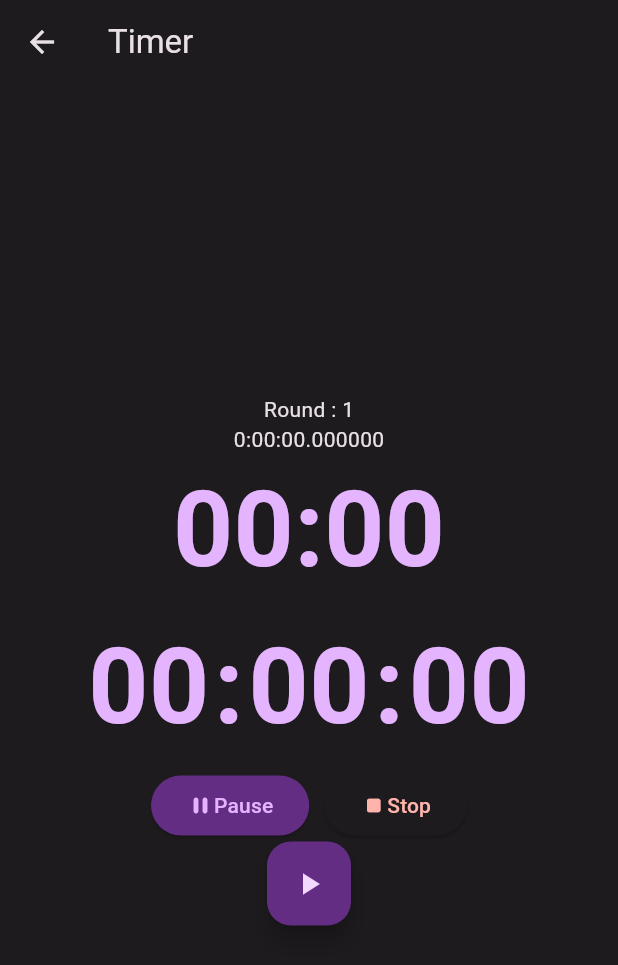
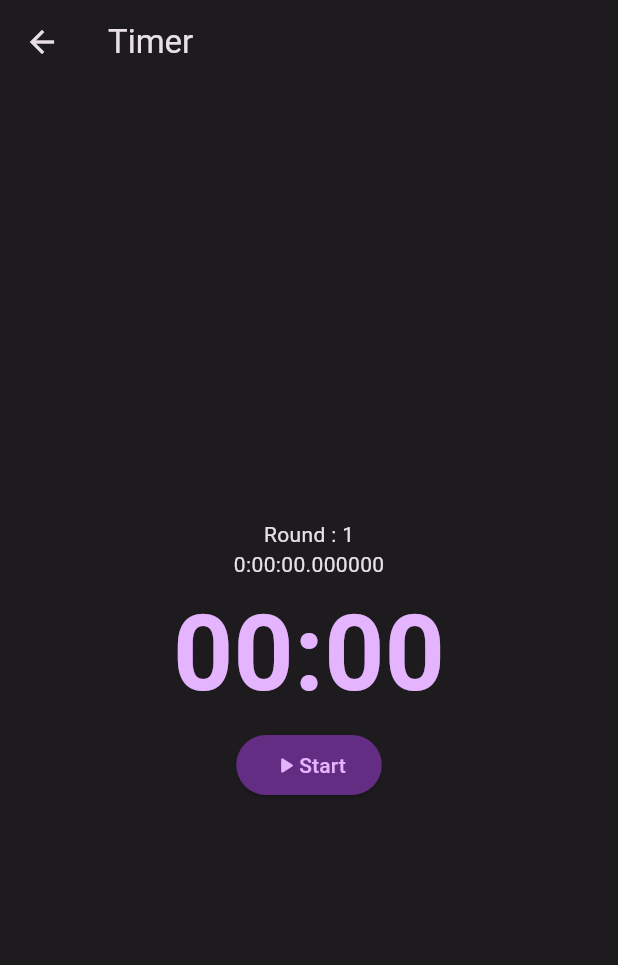
Before and after one commit to syafiqadibafham/interval_timer, a Flutter app: the screen it shows after launch, after a tap on "Start Training", on a phone screen of 412 x 824 dp. Shown: the top 965 px of the screen. Run offline on Flutter 3.47's test engine with Material 2 defaults, Android fonts, the phone set to English and light mode, and no system bars; drawn by our look-alikes of slide_countdown; our stand-ins replace bloc, equatable, flutter_bloc, numberpicker; missing offline and left inert: flutter_touch_spin.

```diff
--- a/lib/bloc/timer_bloc.dart
+++ b/lib/bloc/timer_bloc.dart
@@ -11,18 +11,27 @@ part 'timer_state.dart';
 
 class TimerBloc extends Bloc<TimerEvent, TimerState> {
   final Ticker _ticker;
-  final int _duration;
+  final int _trainingDuration;
+  final int _breakDuration;
+  final int _interval;
 
   StreamSubscription<int>? _tickerSubscription;
 
-  TimerBloc({required Ticker ticker, required int duration})
+  TimerBloc(
+      {required Ticker ticker,
+      required int interval,
+      required int trainingDuration,
+      required int breakDuration})
       : _ticker = ticker,
-        _duration = duration,
-        super(TimerInitial(duration)) {
+        _interval = interval,
+        _trainingDuration = trainingDuration,
+        _breakDuration = breakDuration,
+        super(TimerInitial(trainingDuration)) {
     on<TimerStarted>(_onStarted);
     on<TimerTicked>(_onTicked);
     on<TimerPaused>(_onPaused);
     on<TimerResumed>(_onResumed);
+    on<TimerBreak>(_onBreak);
     on<TimerReset>(_onReset);
   }
   @override
@@ -40,29 +49,43 @@ class TimerBloc extends Bloc<TimerEvent, TimerState> {
   }
 
   void _onTicked(TimerTicked event, Emitter<TimerState> emit) {
-    emit(
-      event.duration > 0
-          ? TimerRunInProgress(event.duration)
-          : const TimerRunComplete(),
-    );
+    _interval > 0
+        ? emit(
+            event.duration > 0
+                ? TimerRunInProgress(event.duration)
+                : TimerRest(state.trainingDuration),
+          )
+        : emit(
+            event.duration > 0
+                ? TimerRunInProgress(event.duration)
+                : const TimerRunComplete(),
+          );
   }
 
   void _onPaused(TimerPaused event, Emitter<TimerState> emit) {
     if (state is TimerRunInProgress) {
       _tickerSubscription?.pause();
-      emit(TimerRunPause(state.duration));
+      emit(TimerRunPause(state.trainingDuration));
     }
   }
 
   void _onResumed(TimerResumed resume, Emitter<TimerState> emit) {
     if (state is TimerRunPause) {
       _tickerSubscription?.resume();
-      emit(TimerRunInProgress(state.duration));
+      emit(TimerRunInProgress(state.trainingDuration));
     }
+  }
+
+  void _onBreak(TimerBreak event, Emitter<TimerState> emit) {
+    emit(TimerRunInProgress(event.duration));
+    //_tickerSubscription?.cancel();
+    _tickerSubscription = _ticker
+        .tick(ticks: _breakDuration)
+        .listen((duration) => add(TimerTicked(duration: _breakDuration)));
   }
 
   void _onReset(TimerReset event, Emitter<TimerState> emit) {
     _tickerSubscription?.cancel();
-    emit(TimerInitial(_duration));
+    emit(TimerInitial(_trainingDuration));
   }
 }
--- a/lib/bloc/timer_event.dart
+++ b/lib/bloc/timer_event.dart
@@ -20,6 +20,11 @@ class TimerResumed extends TimerEvent {
   const TimerResumed();
 }
 
+class TimerBreak extends TimerEvent {
+  const TimerBreak({required this.duration});
+  final int duration;
+}
+
 class TimerReset extends TimerEvent {
   const TimerReset();
 }
--- a/lib/bloc/timer_state.dart
+++ b/lib/bloc/timer_state.dart
@@ -1,33 +1,40 @@
 part of 'timer_bloc.dart';
 
 abstract class TimerState extends Equatable {
-  final int duration;
+  final int trainingDuration;
 
-  const TimerState(this.duration);
+  const TimerState(this.trainingDuration);
 
   @override
-  List<Object> get props => [duration];
+  List<Object> get props => [trainingDuration];
 }
 
 class TimerInitial extends TimerState {
   const TimerInitial(int duration) : super(duration);
 
   @override
-  String toString() => 'TimerInitial { duration: $duration }';
+  String toString() => 'TimerInitial { duration: $trainingDuration }';
 }
 
 class TimerRunPause extends TimerState {
   const TimerRunPause(int duration) : super(duration);
 
   @override
-  String toString() => 'TimerRunPause { duration: $duration }';
+  String toString() => 'TimerRunPause { duration: $trainingDuration }';
 }
 
 class TimerRunInProgress extends TimerState {
   const TimerRunInProgress(int duration) : super(duration);
 
   @override
-  String toString() => 'TimerRunInProgress { duration: $duration }';
+  String toString() => 'TimerRunInProgress { duration: $trainingDuration }';
+}
+
+class TimerRest extends TimerState {
+  const TimerRest(int duration) : super(duration);
+
+  @override
+  String toString() => 'TimerBreak { duration: $trainingDuration }';
 }
 
 class TimerRunComplete extends TimerState {
--- a/lib/main.dart
+++ b/lib/main.dart
@@ -154,11 +154,17 @@ class _MyHomePageState extends State<MyHomePage> {
                                 Navigator.push(
                                   context,
                                   MaterialPageRoute(
-                                    builder: (context) => BlocProvider(
-                                      create: (context) => TimerBloc(
-                                          ticker: Ticker(),
-                                          duration: training
-                                              .trainingDuration.inSeconds),
+                                    builder: (context) =>
+                                        BlocProvider<TimerBloc>(
+                                      create: (context) {
+                                        return TimerBloc(
+                                            ticker: Ticker(),
+                                            trainingDuration: training
+                                                .trainingDuration.inSeconds,
+                                            breakDuration: training
+                                                .breakDuration.inSeconds,
+                                            interval: training.interval);
+                                      },
                                       child: timerPage(
                                         training: training,
                                       ),
--- a/lib/timer_page.dart
+++ b/lib/timer_page.dart
@@ -3,6 +3,7 @@ import 'dart:async';
 import 'package:flutter/material.dart';
 import 'package:flutter_bloc/flutter_bloc.dart';
 import 'package:interval_timer/bloc/timer_bloc.dart';
+import 'package:interval_timer/model/ticker.dart';
 import 'package:slide_countdown/slide_countdown.dart';
 
 import 'model/training_model.dart';
@@ -17,33 +18,15 @@ class timerPage extends StatefulWidget {
 }
 
 class _timerPageState extends State<timerPage> {
-  Timer? timer;
-
-  int seconds = 60;
-
   @override
   void setState(VoidCallback fn) {
     // TODO: implement setState
     super.setState(fn);
     final training = widget.training;
-    //seconds = training.trainingDuration.inSeconds;
-    startTimer();
   }
 
   void startTimer() {
-    timer = Timer.periodic(Duration(seconds: 1), (_) {
-      if (seconds > 0) {
-        setState(() {
-          seconds--;
-        });
-      } else {
-        stopTimer();
-      }
-    });
-  }
-
-  void stopTimer() {
-    timer?.cancel();
+    setState(() {});
   }
 
   @override
@@ -69,92 +52,10 @@ class _timerPageState extends State<timerPage> {
             Text(
               'Round : $interval',
             ),
-
             Text(
               training.breakDuration.toString(),
             ),
-            // Text(
-            //   " h : m : $seconds s",
-            //   style: TextStyle(
-            //       fontSize: 70,
-            //       fontWeight: FontWeight.bold,
-            //       color: Theme.of(context).colorScheme.primary),
-            // ),
             TimerText(),
-            SlideCountdown(
-              duration: training.trainingDuration,
-              showZeroValue: true,
-              withDays: false,
-              textStyle: TextStyle(
-                  fontSize: 70,
-                  fontWeight: FontWeight.bold,
-                  color: Theme.of(context).colorScheme.primary),
-              decoration: BoxDecoration(
-                borderRadius: BorderRadius.all(Radius.circular(20)),
-                color: Colors.transparent,
-              ),
-              onChanged: (tick) {
-                currentTimer = tick;
-              },
-              onDone: () {
-                interval = interval - 1;
-                new SlideCountdown(duration: training.breakDuration);
-              },
-            ),
-            Center(
-              child: Row(
-                mainAxisAlignment: MainAxisAlignment.center,
-                children: [
-                  ElevatedButton(
-                      style: ElevatedButton.styleFrom(
-                          primary:
-                              Theme.of(context).colorScheme.primaryContainer),
-                      onPressed: () {
-                        print(currentTimer.toString());
-                      },
-                      child: Row(
-                        children: [
-                          Icon(
-                            Icons.pause_rounded,
-                            color: Theme.of(context).colorScheme.primary,
-                          ),
-                          Text(
-                            "Pause",
-                            style: TextStyle(
-                                color: Theme.of(context).colorScheme.primary),
-                          ),
-                        ],
-                      )),
-                  SizedBox(
-                    width: 10,
-                  ),
-                  ElevatedButton(
-                      onPressed: () {
-                        Navigator.push(
-                          context,
-                          MaterialPageRoute(
-                            builder: (context) => timerPage(
-                              training: training,
-                            ),
-                          ),
-                        );
-                      },
-                      child: Row(
-                        children: [
-                          Icon(
-                            Icons.stop_rounded,
-                            color: Theme.of(context).colorScheme.error,
-                          ),
-                          Text(
-                            "Stop",
-                            style: TextStyle(
-                                color: Theme.of(context).colorScheme.error),
-                          ),
-                        ],
-                      )),
-                ],
-              ),
-            ),
             Actions(trainingDuration: widget.training.trainingDuration),
           ],
         ),
@@ -168,16 +69,22 @@ class TimerText extends StatelessWidget {
 
   @override
   Widget build(BuildContext context) {
-    final duration = context.select((TimerBloc bloc) => bloc.state.duration);
+    final duration =
+        context.select((TimerBloc bloc) => bloc.state.trainingDuration);
     final minutesStr =
         ((duration / 60) % 60).floor().toString().padLeft(2, '0');
     final secondsStr = (duration % 60).toString().padLeft(2, '0');
-    return Text(
+
+    return Column(
+      children: [
+        Text(
           '$minutesStr:$secondsStr',
           style: TextStyle(
               fontSize: 70,
               fontWeight: FontWeight.bold,
               color: Theme.of(context).colorScheme.primary),
+        ),
+      ],
     );
   }
 }
@@ -196,44 +103,115 @@ class Actions extends StatelessWidget {
           mainAxisAlignment: MainAxisAlignment.spaceEvenly,
           children: [
             if (state is TimerInitial) ...[
-              FloatingActionButton(
-                  child: const Icon(Icons.play_arrow),
-                  onPressed: () {
-                    context
+              ElevatedButton(
+                  style: ElevatedButton.styleFrom(
+                      primary: Theme.of(context).colorScheme.primaryContainer),
+                  onPressed: () => context
                       .read<TimerBloc>()
-                        .add(TimerStarted(duration: state.duration));
-                  }),
+                      .add(TimerStarted(duration: state.trainingDuration)),
+                  child: Row(
+                    children: [
+                      Icon(
+                        Icons.play_arrow_rounded,
+                        color: Theme.of(context).colorScheme.primary,
+                      ),
+                      Text(
+                        "Start",
+                        style: TextStyle(
+                            color: Theme.of(context).colorScheme.primary),
+                      ),
+                    ],
+                  )),
             ],
             if (state is TimerRunInProgress) ...[
-              FloatingActionButton(
-                child: const Icon(Icons.pause),
+              ElevatedButton(
                   onPressed: () =>
                       context.read<TimerBloc>().add(const TimerPaused()),
+                  child: Row(
+                    children: [
+                      Icon(
+                        Icons.pause_rounded,
+                        color: Theme.of(context).colorScheme.primary,
                       ),
-              FloatingActionButton(
-                child: const Icon(Icons.replay),
+                      Text(
+                        "Pause",
+                        style: TextStyle(
+                            color: Theme.of(context).colorScheme.primary),
+                      ),
+                    ],
+                  )),
+              ElevatedButton(
+                  style: ElevatedButton.styleFrom(
+                      primary: Theme.of(context).colorScheme.onErrorContainer),
                   onPressed: () =>
                       context.read<TimerBloc>().add(const TimerReset()),
+                  child: Row(
+                    children: [
+                      Icon(
+                        Icons.stop_rounded,
+                        color: Theme.of(context).colorScheme.onError,
+                      ),
+                      Text(
+                        "Stop",
+                        style: TextStyle(
+                            color: Theme.of(context).colorScheme.onError),
                       ),
                     ],
+                  )),
+            ],
             if (state is TimerRunPause) ...[
-              FloatingActionButton(
-                child: const Icon(Icons.play_arrow),
+              ElevatedButton(
+                  style: ElevatedButton.styleFrom(
+                      primary: Theme.of(context).colorScheme.primaryContainer),
                   onPressed: () =>
                       context.read<TimerBloc>().add(const TimerResumed()),
+                  child: Row(
+                    children: [
+                      Icon(
+                        Icons.play_arrow_rounded,
+                        color: Theme.of(context).colorScheme.primary,
                       ),
-              FloatingActionButton(
-                child: const Icon(Icons.replay),
+                      Text(
+                        "Start",
+                        style: TextStyle(
+                            color: Theme.of(context).colorScheme.primary),
+                      ),
+                    ],
+                  )),
+              ElevatedButton(
                   onPressed: () =>
                       context.read<TimerBloc>().add(const TimerReset()),
+                  child: Row(
+                    children: [
+                      Icon(
+                        Icons.replay_rounded,
+                        color: Theme.of(context).colorScheme.tertiary,
+                      ),
+                      Text(
+                        "Restart",
+                        style: TextStyle(
+                            color: Theme.of(context).colorScheme.tertiary),
                       ),
                     ],
+                  )),
+            ],
             if (state is TimerRunComplete) ...[
-              FloatingActionButton(
-                child: const Icon(Icons.replay),
+              ElevatedButton(
                   onPressed: () =>
                       context.read<TimerBloc>().add(const TimerReset()),
+                  child: Row(
+                    children: [
+                      Icon(
+                        Icons.replay_rounded,
+                        color: Theme.of(context).colorScheme.tertiary,
                       ),
+                      Text(
+                        "Restart",
+                        style: TextStyle(
+                            color: Theme.of(context).colorScheme.tertiary),
+                      ),
+                    ],
+                  )),
             ]
           ],
         );
```
Lines whose indentation alone changed are shown as unchanged.
